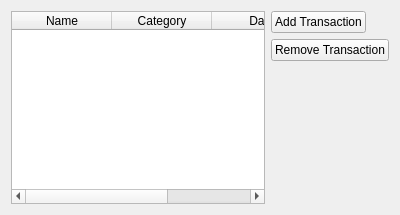
IvanInandan/EZBudget, file EZbudget/tablewidget.ui: the form before one commit.
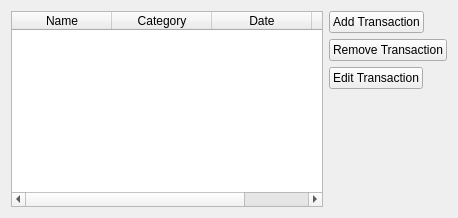
The form after the commit.

```diff
--- a/EZbudget/tablewidget.ui
+++ b/EZbudget/tablewidget.ui
@@ -6,8 +6,8 @@
    <rect>
     <x>0</x>
     <y>0</y>
-    <width>400</width>
-    <height>215</height>
+    <width>458</width>
+    <height>218</height>
    </rect>
   </property>
   <property name="sizePolicy">
@@ -92,6 +92,13 @@
          </property>
         </widget>
        </item>
+       <item alignment="Qt::AlignLeft">
+        <widget class="QPushButton" name="editTransactionButton">
+         <property name="text">
+          <string>Edit Transaction</string>
+         </property>
+        </widget>
+       </item>
        <item>
         <spacer name="verticalSpacer">
          <property name="orientation">
```
Left out of the diff: 3 changed lines with no effect on the pictures.
